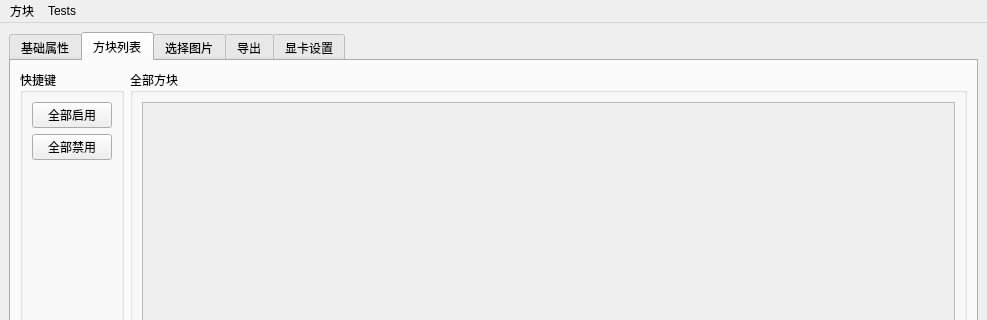
Before: the Qt Designer form VisualCraft/VCWind.ui in SlopeCraft/SlopeCraft, drawn with Qt 5; both pictures show x 0 to 987 and y 0 to 320 of the 987 by 475 pixel window.
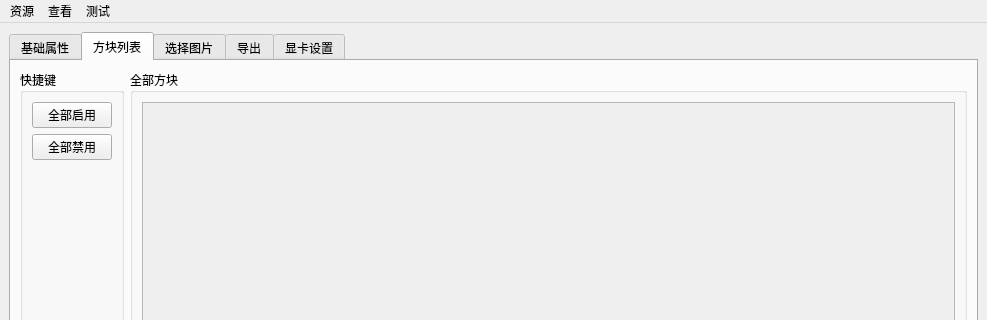
After: the same form once the commit is applied. The open tabs and pages were chosen to show the change.

Commit message: display all blocks in BlockBrowser

Patch:
```diff
--- a/VisualCraft/VCWind.ui
+++ b/VisualCraft/VCWind.ui
@@ -1019,22 +1019,35 @@
      <x>0</x>
      <y>0</y>
      <width>987</width>
-     <height>20</height>
+     <height>22</height>
     </rect>
    </property>
+   <property name="font">
+    <font>
+     <family>微软雅黑</family>
+    </font>
+   </property>
    <widget class="QMenu" name="menu_tests">
     <property name="title">
-     <string>Tests</string>
+     <string>测试</string>
     </property>
     <addaction name="action_test01"/>
    </widget>
-   <widget class="QMenu" name="menu_blocks">
+   <widget class="QMenu" name="menu_browse">
     <property name="title">
-     <string>方块</string>
+     <string>查看</string>
     </property>
     <addaction name="ac_browse_block"/>
    </widget>
-   <addaction name="menu_blocks"/>
+   <widget class="QMenu" name="menu_resource">
+    <property name="title">
+     <string>资源</string>
+    </property>
+    <addaction name="ac_load_resource"/>
+    <addaction name="ac_set_allowed"/>
+   </widget>
+   <addaction name="menu_resource"/>
+   <addaction name="menu_browse"/>
    <addaction name="menu_tests"/>
   </widget>
   <widget class="QStatusBar" name="statusbar"/>
```
Left out of the diff: 23 changed lines with no effect on the pictures. The commit also changes 8 other files.
